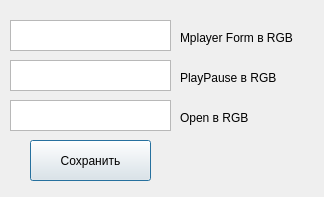
Qt form MediaPlayer_py/AdminForm.ui (DaM6ILgop/Player) before a commit.
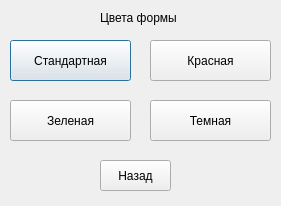
The same form after that commit.

Diff of the .ui file:
```diff
--- a/MediaPlayer_py/AdminForm.ui
+++ b/MediaPlayer_py/AdminForm.ui
@@ -6,93 +6,89 @@
    <rect>
     <x>0</x>
     <y>0</y>
-    <width>324</width>
-    <height>197</height>
+    <width>281</width>
+    <height>206</height>
    </rect>
   </property>
   <property name="windowTitle">
    <string>Dialog</string>
   </property>
-  <widget class="QTextEdit" name="textEdit">
+  <widget class="QPushButton" name="SaveColor">
    <property name="geometry">
     <rect>
      <x>10</x>
-     <y>20</y>
-     <width>161</width>
-     <height>31</height>
+     <y>40</y>
+     <width>121</width>
+     <height>41</height>
     </rect>
+   </property>
+   <property name="text">
+    <string>Стандартная</string>
+   </property>
+  </widget>
+  <widget class="QPushButton" name="GreenButton">
+   <property name="geometry">
+    <rect>
+     <x>10</x>
+     <y>100</y>
+     <width>121</width>
+     <height>41</height>
+    </rect>
+   </property>
+   <property name="text">
+    <string>Зеленая</string>
+   </property>
+  </widget>
+  <widget class="QPushButton" name="RedButton">
+   <property name="geometry">
+    <rect>
+     <x>150</x>
+     <y>40</y>
+     <width>121</width>
+     <height>41</height>
+    </rect>
+   </property>
+   <property name="text">
+    <string>Красная</string>
+   </property>
+  </widget>
+  <widget class="QPushButton" name="BlackButton">
+   <property name="geometry">
+    <rect>
+     <x>150</x>
+     <y>100</y>
+     <width>121</width>
+     <height>41</height>
+    </rect>
+   </property>
+   <property name="text">
+    <string>Темная</string>
    </property>
   </widget>
   <widget class="QLabel" name="label">
    <property name="geometry">
     <rect>
-     <x>180</x>
-     <y>30</y>
-     <width>121</width>
+     <x>100</x>
+     <y>10</y>
+     <width>91</width>
      <height>16</height>
     </rect>
    </property>
    <property name="text">
-    <string>Mplayer Form в RGB</string>
+    <string>Цвета формы</string>
    </property>
   </widget>
-  <widget class="QTextEdit" name="textEdit_2">
+  <widget class="QPushButton" name="ReturnButton">
    <property name="geometry">
     <rect>
-     <x>10</x>
-     <y>60</y>
-     <width>161</width>
-     <height>31</height>
-    </rect>
-   </property>
-  </widget>
-  <widget class="QLabel" name="label_2">
-   <property name="geometry">
-    <rect>
-     <x>180</x>
-     <y>70</y>
-     <width>101</width>
-     <height>16</height>
-    </rect>
-   </property>
-   <property name="text">
-    <string>PlayPause в RGB</string>
-   </property>
-  </widget>
-  <widget class="QTextEdit" name="textEdit_3">
-   <property name="geometry">
-    <rect>
-     <x>10</x>
-     <y>100</y>
-     <width>161</width>
-     <height>31</height>
-    </rect>
-   </property>
-  </widget>
-  <widget class="QLabel" name="label_3">
-   <property name="geometry">
-    <rect>
-     <x>180</x>
-     <y>110</y>
+     <x>100</x>
+     <y>160</y>
      <width>71</width>
-     <height>16</height>
+     <height>31</height>
     </rect>
    </property>
    <property name="text">
-    <string>Open в RGB</string>
-   </property>
-  </widget>
-  <widget class="QPushButton" name="SaveColor">
-   <property name="geometry">
-    <rect>
-     <x>30</x>
-     <y>140</y>
-     <width>121</width>
-     <height>41</height>
-    </rect>
-   </property>
-   <property name="text">
-    <string>Сохранить</string>
+    <string>Назад</string>
    </property>
   </widget>
  </widget>
```
